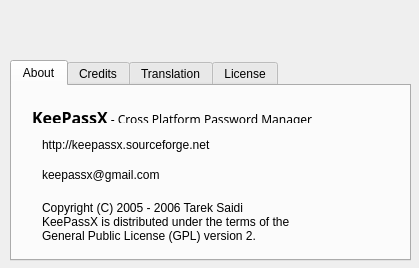
The window that src/forms/AboutDlg.ui (thooge/keepassx1) describes before a commit, drawn with Qt 5.
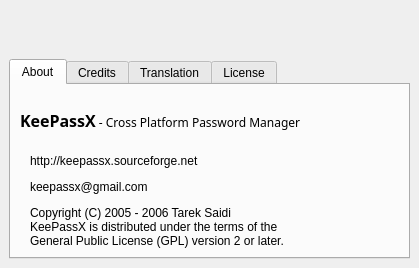
The same window after the commit. Icons and pictures are not drawn. Custom widgets are drawn as their Qt base class.

The edit to the form file:
```diff
--- a/src/forms/AboutDlg.ui
+++ b/src/forms/AboutDlg.ui
@@ -23,84 +23,98 @@
   <property name="minimumSize" >
    <size>
     <width>419</width>
-    <height>211</height>
+    <height>268</height>
    </size>
   </property>
   <property name="maximumSize" >
    <size>
-    <width>211</width>
+    <width>419</width>
     <height>268</height>
    </size>
   </property>
   <property name="windowTitle" >
    <string>About</string>
   </property>
-  <widget class="QLabel" name="Banner" >
-   <property name="geometry" >
-    <rect>
-     <x>0</x>
-     <y>0</y>
-     <width>420</width>
+  <layout class="QVBoxLayout" >
+   <property name="margin" >
+    <number>9</number>
+   </property>
+   <property name="spacing" >
+    <number>6</number>
+   </property>
+   <item>
+    <spacer>
+     <property name="orientation" >
+      <enum>Qt::Vertical</enum>
+     </property>
+     <property name="sizeType" >
+      <enum>QSizePolicy::Fixed</enum>
+     </property>
+     <property name="sizeHint" >
+      <size>
+       <width>20</width>
      <height>50</height>
-    </rect>
-   </property>
-   <property name="pixmap" >
-    <pixmap/>
-   </property>
-   <property name="scaledContents" >
-    <bool>true</bool>
-   </property>
-  </widget>
+      </size>
+     </property>
+    </spacer>
+   </item>
+   <item>
   <widget class="QTabWidget" name="tabWidget" >
-   <property name="geometry" >
-    <rect>
-     <x>10</x>
-     <y>60</y>
-     <width>401</width>
-     <height>201</height>
-    </rect>
+     <property name="currentIndex" >
+      <number>0</number>
    </property>
    <widget class="QWidget" name="tab" >
     <attribute name="title" >
      <string>About</string>
     </attribute>
+      <layout class="QVBoxLayout" >
+       <property name="margin" >
+        <number>9</number>
+       </property>
+       <property name="spacing" >
+        <number>6</number>
+       </property>
+       <item>
     <widget class="QLabel" name="label" >
-     <property name="geometry" >
-      <rect>
-       <x>20</x>
-       <y>20</y>
-       <width>351</width>
-       <height>17</height>
-      </rect>
-     </property>
      <property name="text" >
       <string>&lt;html>&lt;head>&lt;meta name="qrichtext" content="1" />&lt;/head>&lt;body style=" white-space: pre-wrap; font-family:Sans Serif; font-size:9pt; font-weight:400; font-style:normal; text-decoration:none;">&lt;p style=" margin-top:0px; margin-bottom:0px; margin-left:0px; margin-right:0px; -qt-block-indent:0; text-indent:0px;">&lt;span style=" font-size:12pt; font-weight:600;">KeePassX&lt;/span> - Cross Platform Password Manager&lt;/p>&lt;/body>&lt;/html></string>
      </property>
     </widget>
-    <widget class="QLabel" name="label_4" >
-     <property name="geometry" >
-      <rect>
-       <x>30</x>
-       <y>110</y>
-       <width>341</width>
-       <height>51</height>
-      </rect>
-     </property>
-     <property name="text" >
-      <string>Copyright (C) 2005 - 2006 Tarek Saidi 
-KeePassX is distributed under the terms of the 
-General Public License (GPL) version 2.</string>
-     </property>
-    </widget>
+       </item>
+       <item>
+        <layout class="QHBoxLayout" >
+         <property name="margin" >
+          <number>0</number>
+         </property>
+         <property name="spacing" >
+          <number>6</number>
+         </property>
+         <item>
+          <spacer>
+           <property name="orientation" >
+            <enum>Qt::Horizontal</enum>
+           </property>
+           <property name="sizeType" >
+            <enum>QSizePolicy::Fixed</enum>
+           </property>
+           <property name="sizeHint" >
+            <size>
+             <width>10</width>
+             <height>20</height>
+            </size>
+           </property>
+          </spacer>
+         </item>
+         <item>
+          <layout class="QVBoxLayout" >
+           <property name="margin" >
+            <number>0</number>
+           </property>
+           <property name="spacing" >
+            <number>12</number>
+           </property>
+           <item>
     <widget class="LinkLabel" name="label_2" >
-     <property name="geometry" >
-      <rect>
-       <x>30</x>
-       <y>50</y>
-       <width>351</width>
-       <height>17</height>
-      </rect>
-     </property>
      <property name="text" >
       <string>http://keepassx.sourceforge.net</string>
      </property>
@@ -108,75 +122,92 @@
       <cstring></cstring>
      </property>
     </widget>
+           </item>
+           <item>
     <widget class="LinkLabel" name="label_3" >
-     <property name="geometry" >
-      <rect>
-       <x>30</x>
-       <y>80</y>
-       <width>351</width>
-       <height>17</height>
-      </rect>
-     </property>
      <property name="text" >
       <string>keepassx@gmail.com</string>
      </property>
     </widget>
+           </item>
+           <item>
+            <widget class="QLabel" name="label_4" >
+             <property name="text" >
+              <string>Copyright (C) 2005 - 2006 Tarek Saidi 
+KeePassX is distributed under the terms of the 
+General Public License (GPL) version 2 or later.</string>
+             </property>
+            </widget>
+           </item>
+          </layout>
+         </item>
+        </layout>
+       </item>
+      </layout>
    </widget>
    <widget class="QWidget" name="tab_2" >
     <attribute name="title" >
      <string>Credits</string>
     </attribute>
+      <layout class="QVBoxLayout" >
+       <property name="margin" >
+        <number>9</number>
+       </property>
+       <property name="spacing" >
+        <number>6</number>
+       </property>
+       <item>
     <widget class="QTextEdit" name="Edit_Thanks" >
-     <property name="geometry" >
-      <rect>
-       <x>3</x>
-       <y>3</y>
-       <width>390</width>
-       <height>166</height>
-      </rect>
-     </property>
      <property name="readOnly" >
       <bool>true</bool>
      </property>
     </widget>
+       </item>
+      </layout>
    </widget>
    <widget class="QWidget" name="tab_4" >
     <attribute name="title" >
      <string>Translation</string>
     </attribute>
+      <layout class="QVBoxLayout" >
+       <property name="margin" >
+        <number>9</number>
+       </property>
+       <property name="spacing" >
+        <number>6</number>
+       </property>
+       <item>
     <widget class="QTextEdit" name="Edit_Translation" >
-     <property name="geometry" >
-      <rect>
-       <x>3</x>
-       <y>3</y>
-       <width>390</width>
-       <height>167</height>
-      </rect>
-     </property>
      <property name="readOnly" >
       <bool>true</bool>
      </property>
     </widget>
+       </item>
+      </layout>
    </widget>
    <widget class="QWidget" name="tab_3" >
     <attribute name="title" >
      <string>License</string>
     </attribute>
+      <layout class="QVBoxLayout" >
+       <property name="margin" >
+        <number>9</number>
+       </property>
+       <property name="spacing" >
+        <number>6</number>
+       </property>
+       <item>
     <widget class="QTextEdit" name="Edit_License" >
-     <property name="geometry" >
-      <rect>
-       <x>3</x>
-       <y>3</y>
-       <width>391</width>
-       <height>167</height>
-      </rect>
-     </property>
      <property name="readOnly" >
       <bool>true</bool>
      </property>
     </widget>
-   </widget>
-  </widget>
+       </item>
+      </layout>
+     </widget>
+    </widget>
+   </item>
+  </layout>
  </widget>
  <layoutdefault spacing="6" margin="11" />
  <pixmapfunction></pixmapfunction>
```
Left out of the diff: 6 changed lines with no effect on the pictures. Lines whose indentation alone changed are shown as unchanged.
